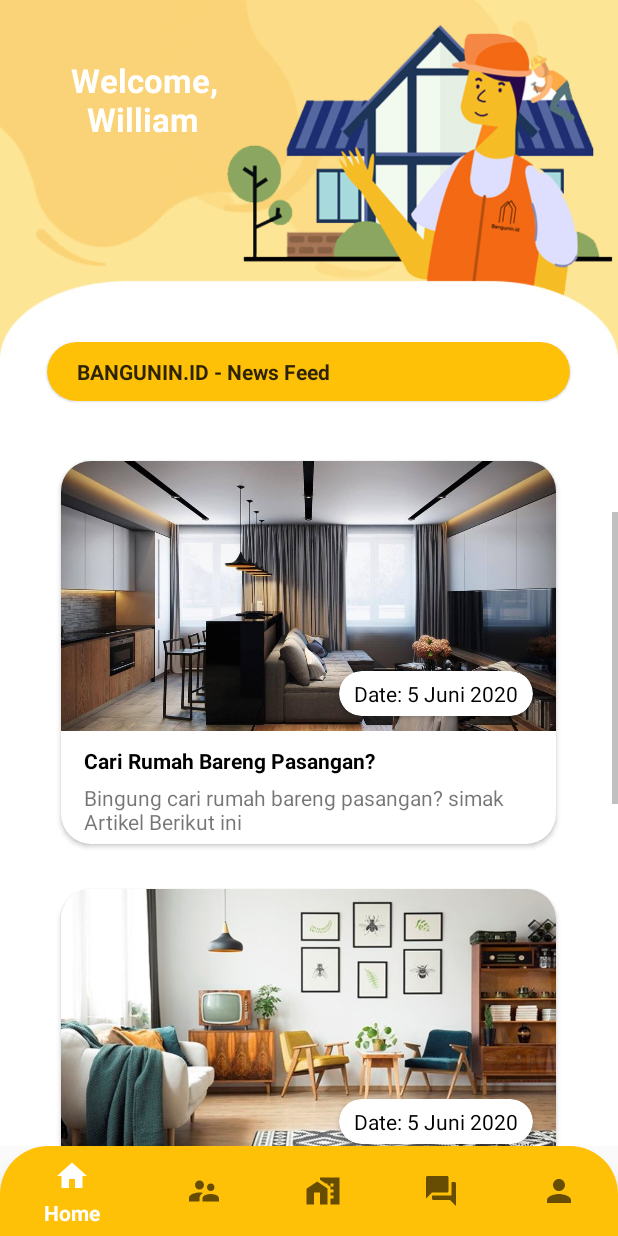
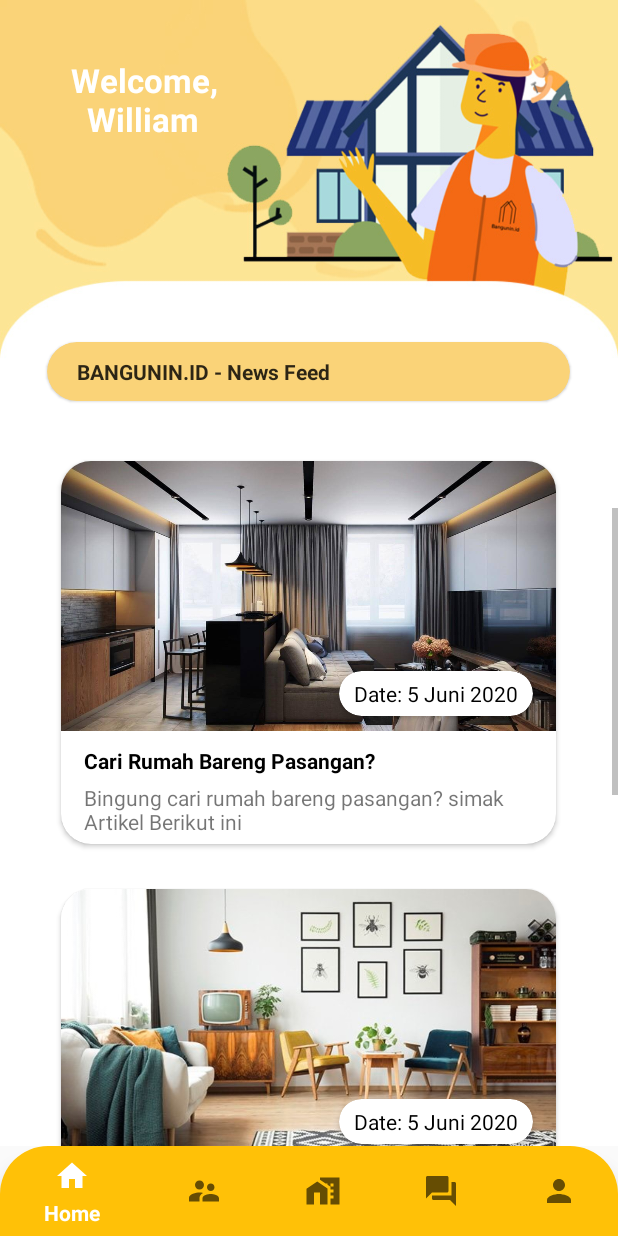
Before and after one commit to lonewarriorHX/UserApp, an Android app: the screen it shows after launch once a user with an empty profile is signed in (DashboardActivity), scrolled down 390 dp, on a phone screen of 412 x 824 dp. Run offline under Robolectric (Android 15) with nearby library versions, the phone set to English and light mode, and no system bars; our stand-ins replace Firebase (no records; nobody signed in at launch, a user with empty details on screens opened directly), navigation-ui.

Commit message:
design again

```diff
--- a/app/src/main/res/layout/fragment_home.xml
+++ b/app/src/main/res/layout/fragment_home.xml
@@ -34,7 +34,7 @@
         android:layout_width="wrap_content"
         android:layout_height="wrap_content"
         app:cardCornerRadius="100sp"
-        app:cardBackgroundColor="@color/colorAccent"
+        app:cardBackgroundColor="@color/brownbg"
         app:cardElevation="@dimen/cardview_compat_inset_shadow"
         android:padding="10sp"
         android:layout_gravity="center_horizontal">
@@ -157,7 +157,7 @@
                 android:layout_height="wrap_content"
                 android:layout_marginBottom="10dp"
                 app:cardCornerRadius="100sp"
-                app:cardBackgroundColor="@color/colorAccent"
+                app:cardBackgroundColor="@color/brownbg"
                 app:cardElevation="@dimen/cardview_compat_inset_shadow"
                 android:padding="10sp"
                 android:layout_gravity="center_horizontal">
@@ -267,7 +267,7 @@
                 android:layout_height="wrap_content"
                 android:layout_marginBottom="10dp"
                 app:cardCornerRadius="100sp"
-                app:cardBackgroundColor="@color/colorAccent"
+                app:cardBackgroundColor="@color/brownbg"
                 app:cardElevation="@dimen/cardview_compat_inset_shadow"
                 android:padding="10sp"
                 android:layout_gravity="center_horizontal">
@@ -435,6 +435,7 @@
                 android:layout_height="wrap_content"
                 android:layout_gravity="center_horizontal"
                 android:layout_marginTop="30dp"
+                android:layout_marginBottom="30dp"
                 app:cardCornerRadius="20dp">
                 <LinearLayout
                     android:layout_width="wrap_content"
```
